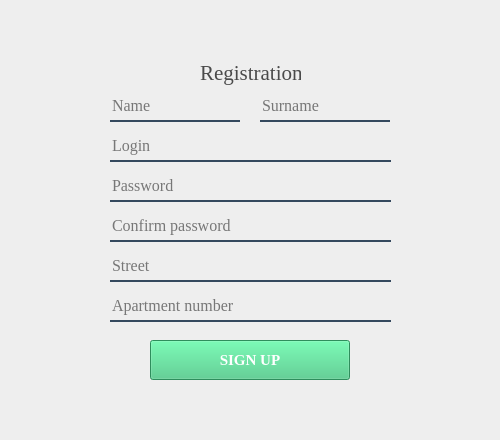
The window that registration.ui (VasylKiyko/pythonProject) describes before a commit, drawn with Qt 5.
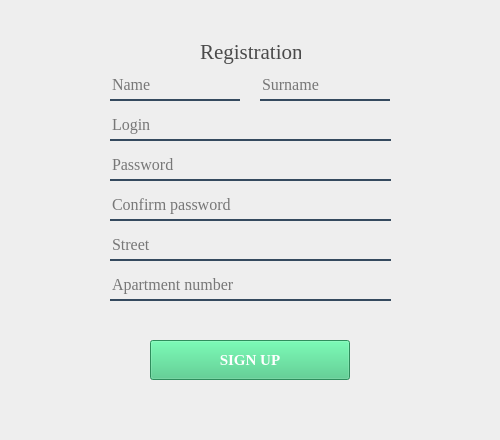
The same window after the commit.

The edit to the form file:
```diff
--- a/registration.ui
+++ b/registration.ui
@@ -79,7 +79,7 @@
     <property name="geometry">
      <rect>
       <x>110</x>
-      <y>91</y>
+      <y>70</y>
       <width>130</width>
       <height>31</height>
      </rect>
@@ -124,7 +124,7 @@
     <property name="geometry">
      <rect>
       <x>260</x>
-      <y>91</y>
+      <y>70</y>
       <width>130</width>
       <height>31</height>
      </rect>
@@ -178,7 +178,7 @@
     <property name="geometry">
      <rect>
       <x>110</x>
-      <y>171</y>
+      <y>150</y>
       <width>281</width>
       <height>31</height>
      </rect>
@@ -226,7 +226,7 @@
     <property name="geometry">
      <rect>
       <x>110</x>
-      <y>211</y>
+      <y>190</y>
       <width>281</width>
       <height>31</height>
      </rect>
@@ -274,7 +274,7 @@
     <property name="geometry">
      <rect>
       <x>200</x>
-      <y>60</y>
+      <y>39</y>
       <width>101</width>
       <height>25</height>
      </rect>
@@ -298,7 +298,7 @@
     <property name="geometry">
      <rect>
       <x>110</x>
-      <y>251</y>
+      <y>230</y>
       <width>281</width>
       <height>31</height>
      </rect>
@@ -346,7 +346,7 @@
     <property name="geometry">
      <rect>
       <x>110</x>
-      <y>291</y>
+      <y>270</y>
       <width>281</width>
       <height>31</height>
      </rect>
@@ -394,7 +394,7 @@
     <property name="geometry">
      <rect>
       <x>110</x>
-      <y>131</y>
+      <y>110</y>
       <width>281</width>
       <height>31</height>
      </rect>
@@ -438,6 +438,22 @@
      <string>Login</string>
     </property>
    </widget>
+   <widget class="QLabel" name="lMessage">
+    <property name="geometry">
+     <rect>
+      <x>190</x>
+      <y>310</y>
+      <width>121</width>
+      <height>16</height>
+     </rect>
+    </property>
+    <property name="styleSheet">
+     <string notr="true">color: red</string>
+    </property>
+    <property name="text">
+     <string/>
+    </property>
+   </widget>
   </widget>
  </widget>
  <resources/>
```
